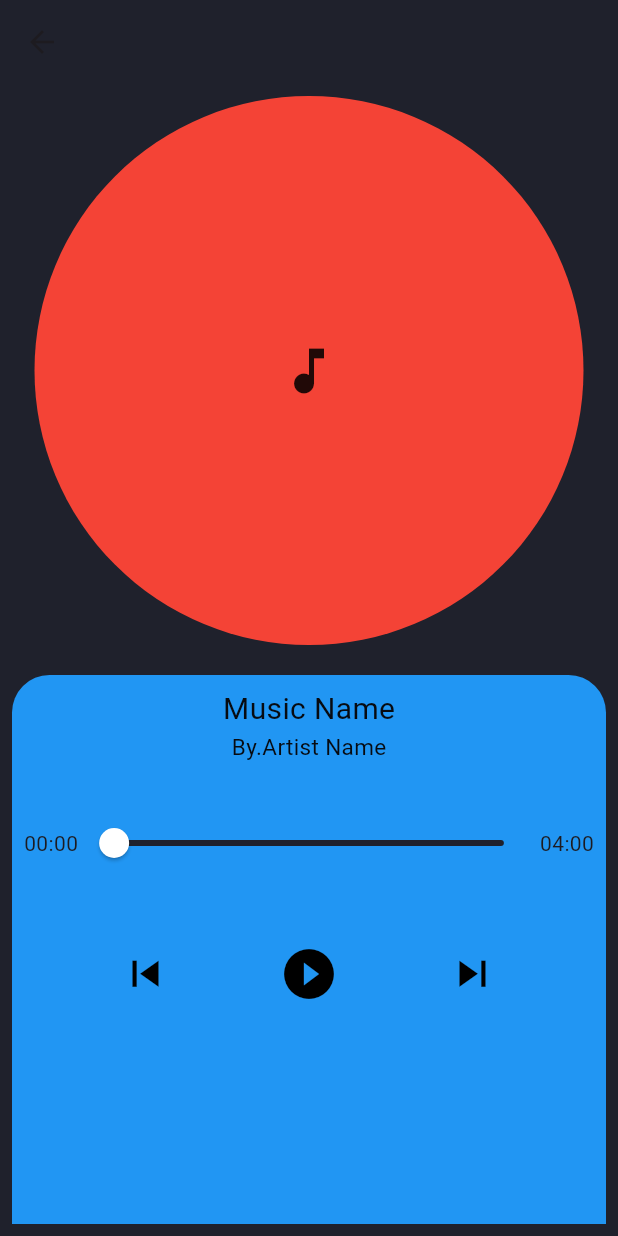
After one commit to Nishan123/Music-Player, a Flutter app: the PlayerScreen screen opened directly, on a phone screen of 412 x 824 dp. The commit adds this screen. Run offline on Flutter 3.47's test engine with Material 2 defaults, Android fonts, the phone set to English and light mode, and no system bars; our stand-ins replace get, just_audio, on_audio_query, permission_handler; Roboto replaces fonts that are missing (light, regular, semiBold).

Commit message:
play screeen UI

```diff
--- a/lib/const/text_style.dart
+++ b/lib/const/text_style.dart
@@ -4,7 +4,8 @@ import 'package:music_player/const/colors.dart';
 const bold = "bold";
 const regular = "regular";
 const semiBold = "semiBold";
+const light = "light";
 
-ourStyle({family = "regular", double? size = 20, color= whiteColor}) {
+ourStyle({family = "regular", double? size = 20, color = whiteColor}) {
   return TextStyle(fontSize: size, color: color, fontFamily: family);
 }
--- a/lib/screens/home_screen.dart
+++ b/lib/screens/home_screen.dart
@@ -3,6 +3,7 @@ import 'package:get/get.dart';
 import 'package:music_player/const/colors.dart';
 import 'package:music_player/const/text_style.dart';
 import 'package:music_player/controller/player_controller.dart';
+import 'package:music_player/screens/player_screen.dart';
 import 'package:on_audio_query/on_audio_query.dart';
 
 class HomeScreen extends StatelessWidget {
@@ -93,7 +94,8 @@ class HomeScreen extends StatelessWidget {
                                 size: 28,
                               ),
                             ),
-                            trailing: controller.playIndex.value == index && controller.isPlaying.value
+                            trailing: controller.playIndex.value == index &&
+                                    controller.isPlaying.value
                                 ? const Icon(
                                     Icons.play_circle,
                                     size: 25,
@@ -102,8 +104,9 @@ class HomeScreen extends StatelessWidget {
                                 : null,
                             splashColor: whiteColor,
                             onTap: () {
-                              controller.palySong(
-                                  snapshot.data![index].uri, index);
+                              // controller.palySong(
+                                  // snapshot.data![index].uri, index);
+                              Get.to(() => const PlayerScreen());
                             },
                           ),
                         ),
--- /dev/null
+++ b/lib/screens/player_screen.dart
@@ -0,0 +1,96 @@
+import 'package:flutter/material.dart';
+import 'package:music_player/const/colors.dart';
+import 'package:music_player/const/text_style.dart';
+
+class PlayerScreen extends StatelessWidget {
+  const PlayerScreen({super.key});
+
+  @override
+  Widget build(BuildContext context) {
+    return Scaffold(
+      backgroundColor: bgColor,
+      appBar: AppBar(),
+      body: SafeArea(
+        child: Padding(
+          padding: const EdgeInsets.all(8.0),
+          child: Column(
+            children: [
+              Expanded(
+                  child: Container(
+                decoration: const BoxDecoration(
+                    shape: BoxShape.circle, color: Colors.red),
+                child: Icon(
+                  Icons.music_note,
+                  size: 40,
+                ),
+                alignment: Alignment.center,
+              )),
+              const SizedBox(height: 20),
+              Expanded(
+                child: Container(
+                  padding: const EdgeInsets.all(8),
+                  alignment: Alignment.center,
+                  decoration: const BoxDecoration(
+                      color: Colors.blue,
+                      borderRadius:
+                          BorderRadius.vertical(top: Radius.circular(25))),
+                  child: Column(
+                    children: [
+                      Text(
+                        "Music Name",
+                        style: ourStyle(
+                            family: semiBold, size: 20, color: bgDarkColor),
+                      ),
+                      Text(
+                        "By.Artist Name",
+                        style: ourStyle(
+                            family: light, size: 15, color: bgDarkColor),
+                      ),
+                      const SizedBox(height: 30),
+                      Row(
+                        children: [
+                          Text("00:00"),
+                          Expanded(
+                              child: Slider(
+                                  value: 0.0,
+                                  thumbColor: whiteColor,
+                                  activeColor: sliderColor,
+                                  inactiveColor: bgColor,
+                                  onChanged: (newValue) {})),
+                          Text("04:00"),
+                        ],
+                      ),
+                      SizedBox(
+                        height: 35,
+                      ),
+                      Row(
+                        mainAxisAlignment: MainAxisAlignment.spaceEvenly,
+                        children: [
+                          IconButton(
+                              color: Colors.black,
+                              iconSize: 35,
+                              onPressed: () {},
+                              icon: Icon(Icons.skip_previous)),
+                          IconButton(
+                              color: Colors.black,
+                              iconSize: 40,
+                              onPressed: () {},
+                              icon: Icon(Icons.play_circle_fill)),
+                          IconButton(
+                              color: Colors.black,
+                              iconSize: 35,
+                              onPressed: () {},
+                              icon: Icon(Icons.skip_next)),
+                        ],
+                      )
+                    ],
+                  ),
+                ),
+              )
+            ],
+          ),
+        ),
+      ),
+    );
+  }
+}
```
Also changed, not shown: lib/screens/player.dart (deleted).
